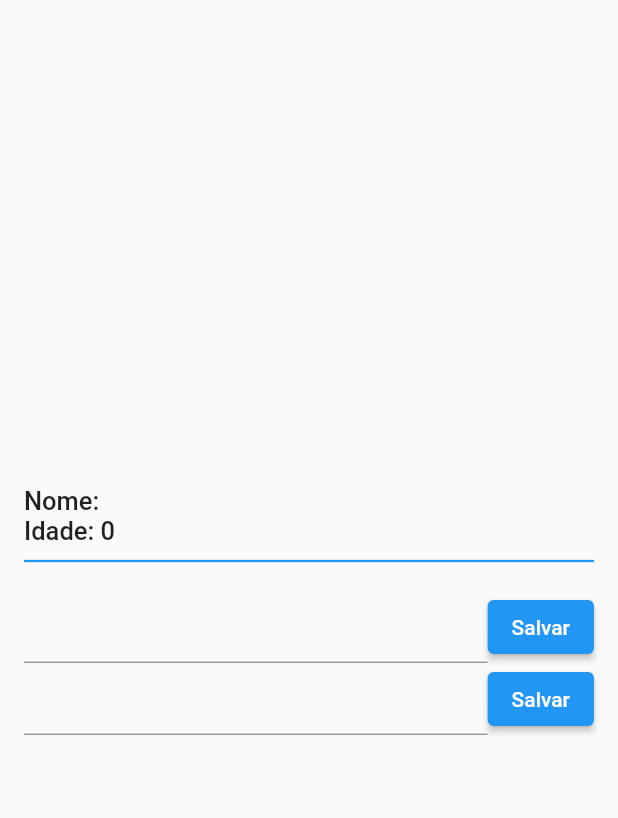
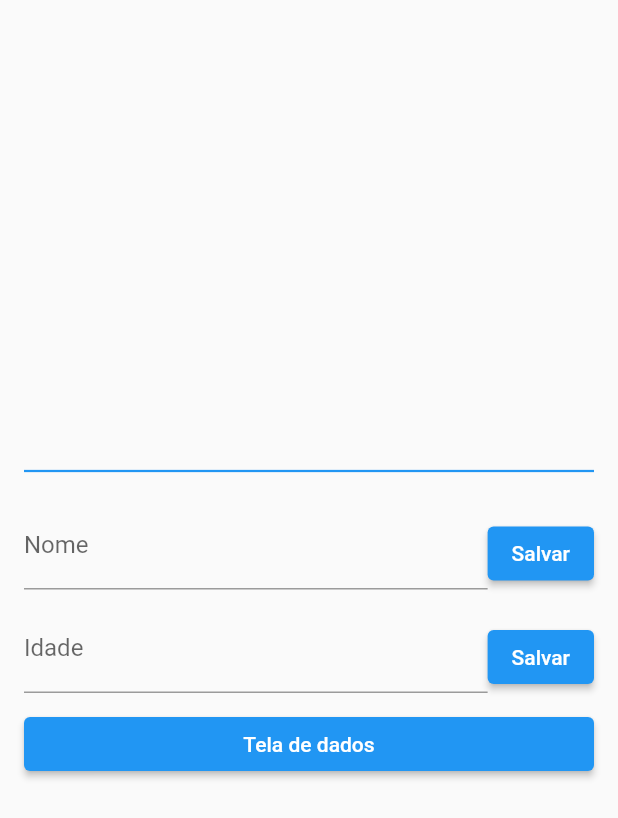
Before and after one commit to diegocar448/getx_aprender, a Flutter app: the screen it shows after launch, on a phone screen of 412 x 824 dp. Shown: the top 818 px of the screen. Run offline on Flutter 3.47's test engine with Material 2 defaults, Android fonts, the phone set to English and light mode, and no system bars; our stand-ins replace get.

Commit message:
úsando a injecao de depen. para evitar ficar passando pelo construtor sempre um usando o lazyPut para injetar apenas quando for solicitado

```diff
--- a/lib/main.dart
+++ b/lib/main.dart
@@ -1,8 +1,14 @@
 import 'package:flutter/material.dart';
-import 'package:get/get_state_manager/src/rx_flutter/rx_obx_widget.dart';
+import 'package:get/get.dart';
 import 'package:getxintro/user_controller.dart';
 
 void main() {
+  // Aqui adicionamos a nossa injeção de dependecias no dispositivo
+  // evitando ter que ficar passando sempre pelo construtor
+  //Get.put<UserController>(UserController());
+
+  //Aqui so vai injetar na memoria quando for solicitado
+  Get.lazyPut<UserController>(() => UserController());
   runApp(const MyApp());
 }
 
@@ -28,12 +34,9 @@ class HomePage extends StatelessWidget {
 
   final nameController = TextEditingController();
   final ageController = TextEditingController();
-  final userController = UserController();
 
-  TextStyle commonStyle() => const TextStyle(
-        fontSize: 17,
-        fontWeight: FontWeight.w500,
-      );
+  // Aqui ele busca o userController injetado em outra classe anterior
+  final UserController userController = Get.find();
 
   @override
   Widget build(BuildContext context) {
@@ -45,16 +48,16 @@ class HomePage extends StatelessWidget {
           crossAxisAlignment: CrossAxisAlignment.stretch,
           children: [
             // Apresentação Nome
-            Obx(() => Text(
-                  'Nome: ${userController.user.value.name}',
-                  style: commonStyle(),
-                )),
+            // Obx(() => Text(
+            //       'Nome: ${userController.user.value.name}',
+            //       style: commonStyle(),
+            //     )),
 
-            // Apresentação Idade
-            Obx(() => Text(
-                  'Idade: ${userController.user.value.age}',
-                  style: commonStyle(),
-                )),
+            // // Apresentação Idade
+            // Obx(() => Text(
+            //       'Idade: ${userController.user.value.age}',
+            //       style: commonStyle(),
+            //     )),
 
             const Divider(
               thickness: 1.5,
@@ -73,7 +76,7 @@ class HomePage extends StatelessWidget {
                 Expanded(
                   child: TextField(
                     controller: nameController,
-                    decoration: const InputDecoration(),
+                    decoration: const InputDecoration(labelText: 'Nome'),
                   ),
                 ),
 
@@ -85,6 +88,9 @@ class HomePage extends StatelessWidget {
                 ),
               ],
             ),
+            const SizedBox(
+              height: 10,
+            ),
             Row(
               crossAxisAlignment: CrossAxisAlignment.end,
               children: [
@@ -92,7 +98,7 @@ class HomePage extends StatelessWidget {
                 Expanded(
                   child: TextField(
                     controller: ageController,
-                    decoration: const InputDecoration(),
+                    decoration: const InputDecoration(labelText: 'Idade'),
                   ),
                 ),
 
@@ -109,9 +115,57 @@ class HomePage extends StatelessWidget {
             const SizedBox(
               height: 10,
             ),
+
+            ElevatedButton(
+              onPressed: () {
+                Navigator.of(context)
+                    .push(MaterialPageRoute(builder: (context) {
+                  return DataScreen();
+                }));
+              },
+              child: const Text('Tela de dados'),
+            ),
           ],
         ),
       ),
     );
   }
 }
+
+class DataScreen extends StatelessWidget {
+  //const DataScreen({super.key});
+
+  DataScreen({
+    Key? key,
+  }) : super(key: key);
+  TextStyle commonStyle() => const TextStyle(
+        fontSize: 20,
+        fontWeight: FontWeight.w700,
+      );
+
+  final UserController controller = Get.find();
+
+  @override
+  Widget build(BuildContext context) {
+    return Scaffold(
+      appBar: AppBar(
+        title: const Text('Dados'),
+      ),
+      body: Center(
+        child: Column(
+          mainAxisSize: MainAxisSize.min,
+          children: [
+            Obx(() => Text(
+                  'Nome: ${controller.user.value.name}',
+                  style: commonStyle(),
+                )),
+            Obx(() => Text(
+                  'Idade: ${controller.user.value.age}',
+                  style: commonStyle(),
+                )),
+          ],
+        ),
+      ),
+    );
+  }
+}
```
